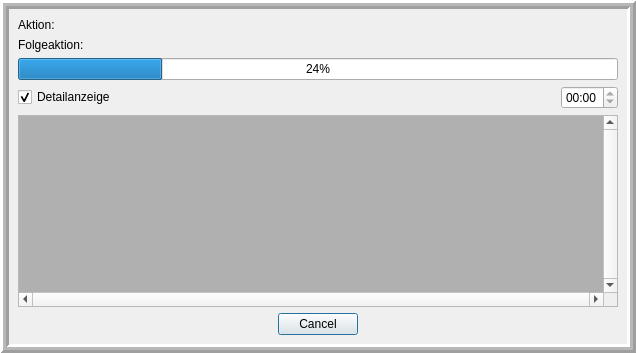
Before: the Qt Designer form linbo_gui/fortschrittdialog.ui in linuxmuster/linuxmuster-linbo, drawn with Qt 5.
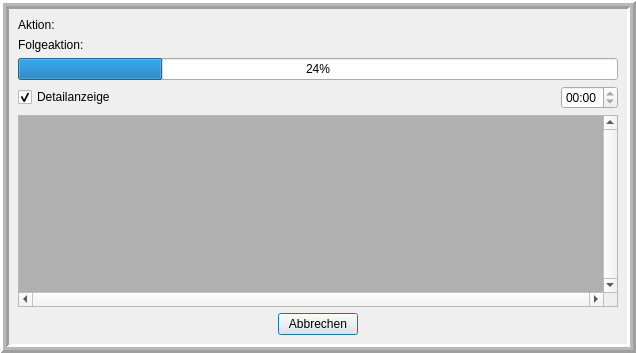
After: the same form once the commit is applied.

Commit message: fix cancel button, fix image nr error in sync, ...

```diff
--- a/linbo_gui/fortschrittdialog.ui
+++ b/linbo_gui/fortschrittdialog.ui
@@ -179,17 +179,47 @@
        </widget>
       </item>
       <item>
-       <widget class="QDialogButtonBox" name="buttonBox">
-        <property name="orientation">
-         <enum>Qt::Horizontal</enum>
-        </property>
-        <property name="standardButtons">
-         <set>QDialogButtonBox::Cancel</set>
-        </property>
-        <property name="centerButtons">
-         <bool>true</bool>
-        </property>
-       </widget>
+       <layout class="QHBoxLayout" name="horizontalLayout">
+        <item>
+         <spacer name="horizontalSpacer_2">
+          <property name="orientation">
+           <enum>Qt::Horizontal</enum>
+          </property>
+          <property name="sizeHint" stdset="0">
+           <size>
+            <width>40</width>
+            <height>20</height>
+           </size>
+          </property>
+         </spacer>
+        </item>
+        <item>
+         <widget class="QPushButton" name="cancelButton">
+          <property name="sizePolicy">
+           <sizepolicy hsizetype="Fixed" vsizetype="Fixed">
+            <horstretch>0</horstretch>
+            <verstretch>0</verstretch>
+           </sizepolicy>
+          </property>
+          <property name="text">
+           <string>Abbrechen</string>
+          </property>
+         </widget>
+        </item>
+        <item>
+         <spacer name="horizontalSpacer_3">
+          <property name="orientation">
+           <enum>Qt::Horizontal</enum>
+          </property>
+          <property name="sizeHint" stdset="0">
+           <size>
+            <width>40</width>
+            <height>20</height>
+           </size>
+          </property>
+         </spacer>
+        </item>
+       </layout>
       </item>
      </layout>
     </widget>
```
Left out of the diff: 36 changed lines with no effect on the pictures. The commit also changes 3 other files.
